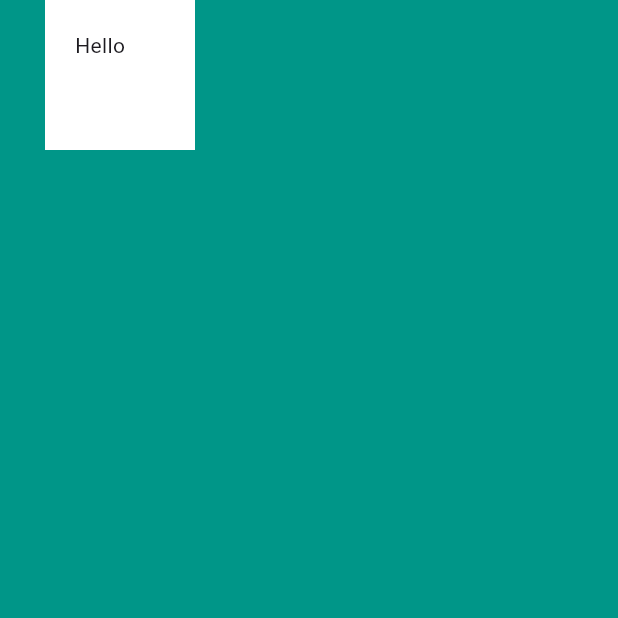
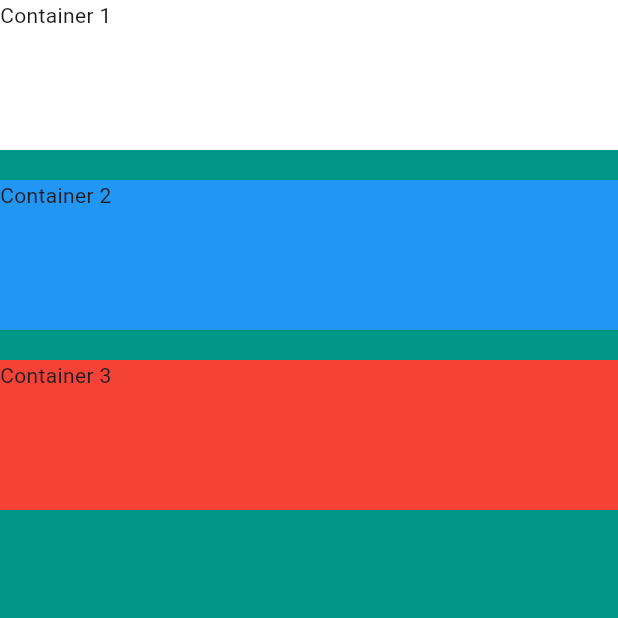
Before and after one commit to omar-vtc/mi_card, a Flutter app: the screen it shows after launch, on a phone screen of 412 x 824 dp, the top half of it. Run offline on Flutter 3.47's test engine with Material 3 defaults, Android fonts, the phone set to English and light mode, and no system bars.

Commit message:
Adding wedges + margins + rows and columns

```diff
--- a/lib/main.dart
+++ b/lib/main.dart
@@ -11,13 +11,32 @@ class MyApp extends StatelessWidget {
       home: Scaffold(
         backgroundColor: Colors.teal,
         body: SafeArea(
-          child: Container(
-            height: 100.0,
-            width: 100.0,
-            margin: EdgeInsets.only(left: 30.0),
-            padding: EdgeInsets.all(20.0),
-            color: Colors.white,
-            child: Text('Hello'),
+          child: Column(
+            crossAxisAlignment: CrossAxisAlignment.stretch,
+            children: [
+              Container(
+                height: 100.0,
+                // width: 120.0,
+                // margin: EdgeInsets.only(left: 30.0),
+                // padding: EdgeInsets.all(20.0),
+                color: Colors.white,
+                child: Text('Container 1'),
+              ),
+              SizedBox(height: 20.0), //for spacing between containers
+              Container(
+                // width: 120.0,
+                height: 100.0,
+                color: Colors.blue,
+                child: Text('Container 2'),
+              ),
+              SizedBox(height: 20.0),
+              Container(
+                // width: 120.0,
+                height: 100.0,
+                color: Colors.red,
+                child: Text('Container 3'),
+              ),
+            ],
           ),
         ),
       ),
```
